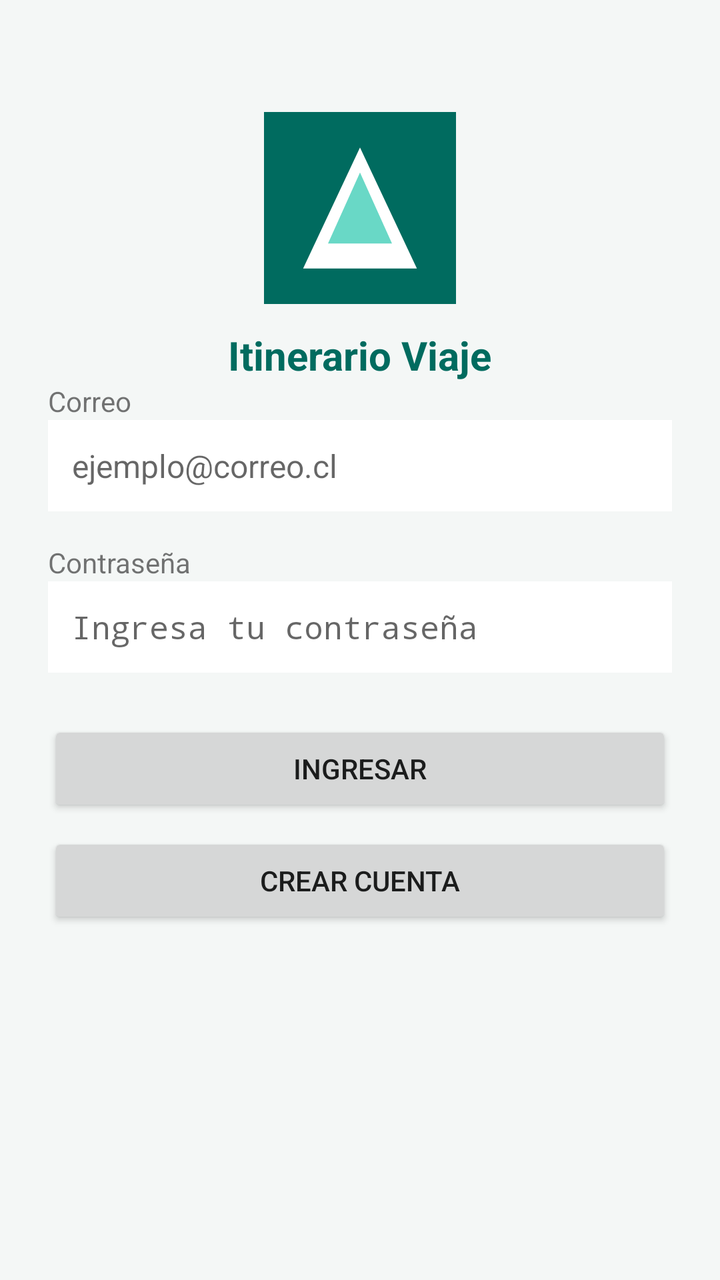
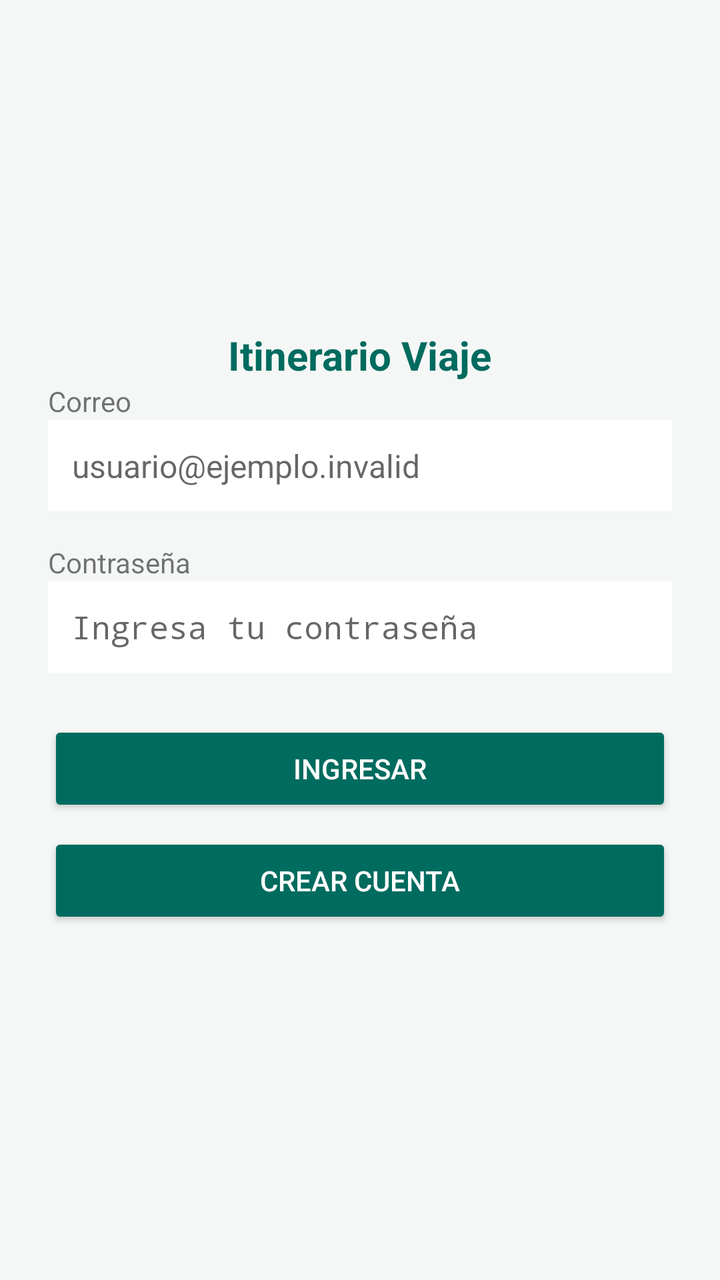

Screens rendered from an Android XML layout before and after an edit, with the pre-edit source and the edit as a unified diff.
<!-- AndroidManifest.xml: application theme Theme.ItinerarioViaje -->
<!-- res/layout/activity_login.xml -->
<?xml version="1.0" encoding="utf-8"?>
<ScrollView xmlns:android="http://schemas.android.com/apk/res/android"
    android:layout_width="match_parent" android:layout_height="match_parent"
    android:background="@color/fondo" android:fillViewport="true">
    <LinearLayout android:layout_width="match_parent" android:layout_height="wrap_content"
        android:orientation="vertical" android:padding="24dp" android:gravity="center_horizontal">
        <ImageView android:id="@+id/imgLogo" android:layout_width="96dp" android:layout_height="96dp"
            android:layout_marginTop="32dp" android:src="@mipmap/ic_launcher" android:contentDescription="@string/logo_description" />
        <TextView android:id="@+id/txtNombreApp" style="@style/EstiloTituloViaje"
            android:layout_width="wrap_content" android:layout_height="wrap_content"
            android:layout_marginTop="12dp" android:text="@string/app_name" />
        <TextView android:layout_width="match_parent" android:layout_height="wrap_content" android:text="@string/correo" />
        <EditText android:id="@+id/edtCorreo" style="@style/EstiloCampoViaje"
            android:layout_width="match_parent" android:layout_height="wrap_content"
            android:hint="@string/correo_hint" android:inputType="textEmailAddress" />
        <TextView android:layout_width="match_parent" android:layout_height="wrap_content"
            android:layout_marginTop="16dp" android:text="@string/contrasena" />
        <EditText android:id="@+id/edtContrasena" style="@style/EstiloCampoViaje"
            android:layout_width="match_parent" android:layout_height="wrap_content"
            android:hint="@string/contrasena_hint" android:inputType="textPassword" />
        <Button android:id="@+id/btnIngresar" android:layout_width="match_parent" android:layout_height="wrap_content"
            android:layout_marginTop="24dp" android:text="@string/ingresar" />
        <Button android:id="@+id/btnCrearCuenta" android:layout_width="match_parent" android:layout_height="wrap_content"
            android:layout_marginTop="8dp" android:text="@string/crear_cuenta" />
    </LinearLayout>
</ScrollView>
<!-- resources referenced by this layout -->
<resources>
  <color name="fondo">#F4F7F6</color>
  <!-- mipmap ic_launcher (mipmap-anydpi-v26) -->
  <?xml version="1.0" encoding="utf-8"?>
  <vector xmlns:android="http://schemas.android.com/apk/res/android" android:width="108dp" android:height="108dp" android:viewportWidth="108" android:viewportHeight="108">
      <path android:fillColor="#006B5F" android:pathData="M0,0h108v108h-108z" />
      <path android:fillColor="#FFFFFF" android:pathData="M54,20l32,68h-64z" />
      <path android:fillColor="#69D8C6" android:pathData="M54,34l18,40h-36z" />
  </vector>
  <string name="app_name">Itinerario Viaje</string>
  <string name="contrasena">Contraseña</string>
  <string name="contrasena_hint">Ingresa tu contraseña</string>
  <string name="correo">Correo</string>
  <string name="correo_hint">ejemplo@correo.cl</string>
  <string name="crear_cuenta">Crear cuenta</string>
  <string name="ingresar">Ingresar</string>
  <string name="logo_description">Logo de Itinerario Viaje</string>
  <style name="EstiloCampoViaje">
          <item name="android:textSize">16sp</item>
          <item name="android:textColor">@color/texto_principal</item>
          <item name="android:padding">12dp</item>
          <item name="android:background">@color/fondo_tarjeta</item>
      </style>
  <style name="EstiloTituloViaje">
          <item name="android:textSize">20sp</item>
          <item name="android:textStyle">bold</item>
          <item name="android:textColor">@color/primario</item>
      </style>
  <style name="Theme.ItinerarioViaje" parent="android:style/Theme.Material.Light.NoActionBar">
          <item name="android:colorPrimary">@color/primario</item>
          <item name="android:colorPrimaryDark">@color/primario_variante</item>
          <item name="android:colorAccent">@color/primario</item>
          <item name="android:windowBackground">@color/fondo</item>
          <item name="android:textColorPrimary">@color/texto_principal</item>
      </style>
  <color name="texto_principal">#1B1C1C</color>
  <color name="fondo_tarjeta">#FFFFFF</color>
  <color name="primario">#006B5F</color>
  <color name="primario_variante">#004D43</color>
</resources>

<!-- the commit's change to res/layout/activity_login.xml (unified diff, before → after) -->
@@ -1,7 +1,7 @@
 <?xml version="1.0" encoding="utf-8"?>
 <ScrollView xmlns:android="http://schemas.android.com/apk/res/android"
     android:layout_width="match_parent" android:layout_height="match_parent"
-    android:background="@color/fondo" android:fillViewport="true">
+    android:fillViewport="true" android:fitsSystemWindows="true">
     <LinearLayout android:layout_width="match_parent" android:layout_height="wrap_content"
         android:orientation="vertical" android:padding="24dp" android:gravity="center_horizontal">
         <ImageView android:id="@+id/imgLogo" android:layout_width="96dp" android:layout_height="96dp"
@@ -18,9 +18,9 @@
         <EditText android:id="@+id/edtContrasena" style="@style/EstiloCampoViaje"
             android:layout_width="match_parent" android:layout_height="wrap_content"
             android:hint="@string/contrasena_hint" android:inputType="textPassword" />
-        <Button android:id="@+id/btnIngresar" android:layout_width="match_parent" android:layout_height="wrap_content"
+        <Button android:id="@+id/btnIngresar" style="@style/EstiloBotonViaje" android:layout_width="match_parent" android:layout_height="wrap_content"
             android:layout_marginTop="24dp" android:text="@string/ingresar" />
-        <Button android:id="@+id/btnCrearCuenta" android:layout_width="match_parent" android:layout_height="wrap_content"
+        <Button android:id="@+id/btnCrearCuenta" style="@style/EstiloBotonViaje" android:layout_width="match_parent" android:layout_height="wrap_content"
             android:layout_marginTop="8dp" android:text="@string/crear_cuenta" />
     </LinearLayout>
 </ScrollView>
<!-- resource entries referenced after the edit -->
@@ -1,21 +1,29 @@
 <!-- resources referenced by this layout -->
 <resources>
   <color name="fondo">#F4F7F6</color>
-  <!-- mipmap ic_launcher (mipmap-anydpi-v26) -->
+  <!-- mipmap ic_launcher (mipmap-anydpi) -->
   <?xml version="1.0" encoding="utf-8"?>
-  <vector xmlns:android="http://schemas.android.com/apk/res/android" android:width="108dp" android:height="108dp" android:viewportWidth="108" android:viewportHeight="108">
-      <path android:fillColor="#006B5F" android:pathData="M0,0h108v108h-108z" />
-      <path android:fillColor="#FFFFFF" android:pathData="M54,20l32,68h-64z" />
-      <path android:fillColor="#69D8C6" android:pathData="M54,34l18,40h-36z" />
+  <vector xmlns:android="http://schemas.android.com/apk/res/android"
+      android:width="108dp"
+      android:height="108dp"
+      android:viewportWidth="108"
+      android:viewportHeight="108">
+      <path android:fillColor="@color/primario" android:pathData="M0,0h108v108h-108z" />
+      <path android:fillColor="@color/icono_contraste" android:pathData="M54,20L88,82H20Z" />
+      <path android:fillColor="@color/icono_acento" android:pathData="M54,43L75,82H33Z" />
   </vector>
   <string name="app_name">Itinerario Viaje</string>
   <string name="contrasena">Contraseña</string>
   <string name="contrasena_hint">Ingresa tu contraseña</string>
   <string name="correo">Correo</string>
-  <string name="correo_hint">ejemplo@correo.cl</string>
+  <string name="correo_hint">usuario@ejemplo.invalid</string>
   <string name="crear_cuenta">Crear cuenta</string>
   <string name="ingresar">Ingresar</string>
   <string name="logo_description">Logo de Itinerario Viaje</string>
+  <style name="EstiloBotonViaje" parent="android:style/Widget.Material.Button">
+          <item name="android:backgroundTint">@color/primario</item>
+          <item name="android:textColor">@color/texto_boton</item>
+      </style>
   <style name="EstiloCampoViaje">
           <item name="android:textSize">16sp</item>
           <item name="android:textColor">@color/texto_principal</item>
@@ -33,10 +41,16 @@
           <item name="android:colorAccent">@color/primario</item>
           <item name="android:windowBackground">@color/fondo</item>
           <item name="android:textColorPrimary">@color/texto_principal</item>
+          <item name="android:statusBarColor">@color/fondo</item>
+          <item name="android:windowLightStatusBar">true</item>
+          <item name="android:navigationBarColor">@color/fondo</item>
       </style>
   <color name="texto_principal">#1B1C1C</color>
   <color name="fondo_tarjeta">#FFFFFF</color>
   <color name="primario">#006B5F</color>
+  <color name="icono_contraste">#FFFFFF</color>
+  <color name="icono_acento">#69D8C6</color>
+  <color name="texto_boton">#FFFFFF</color>
   <color name="primario_variante">#004D43</color>
 </resources>
 
